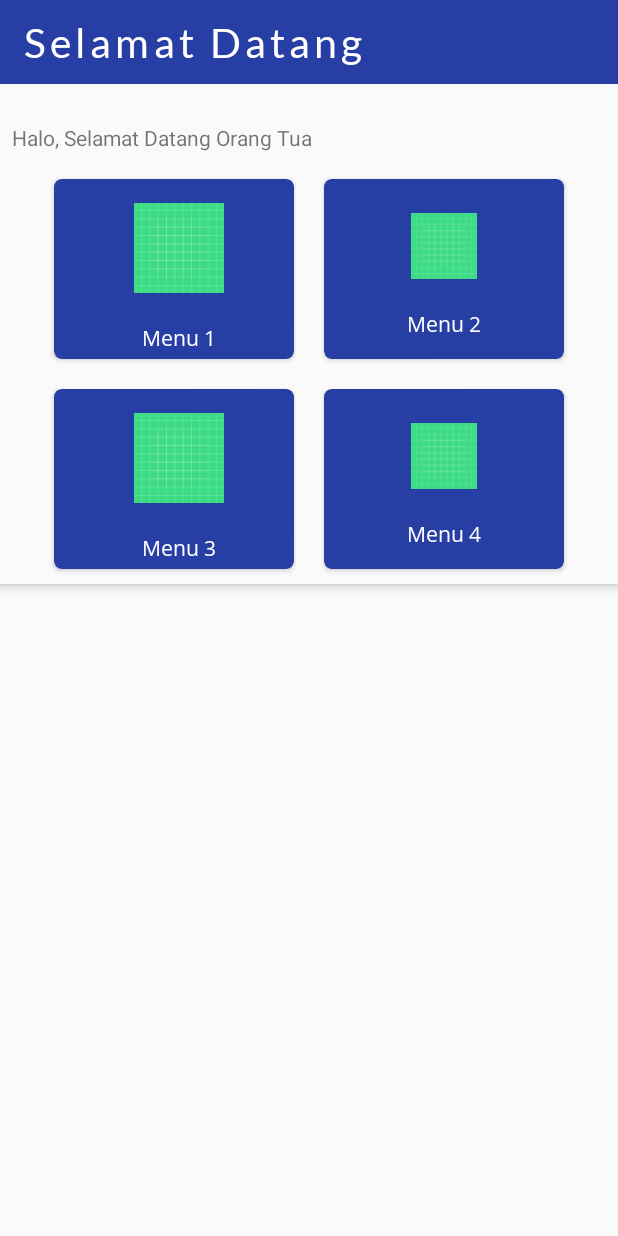
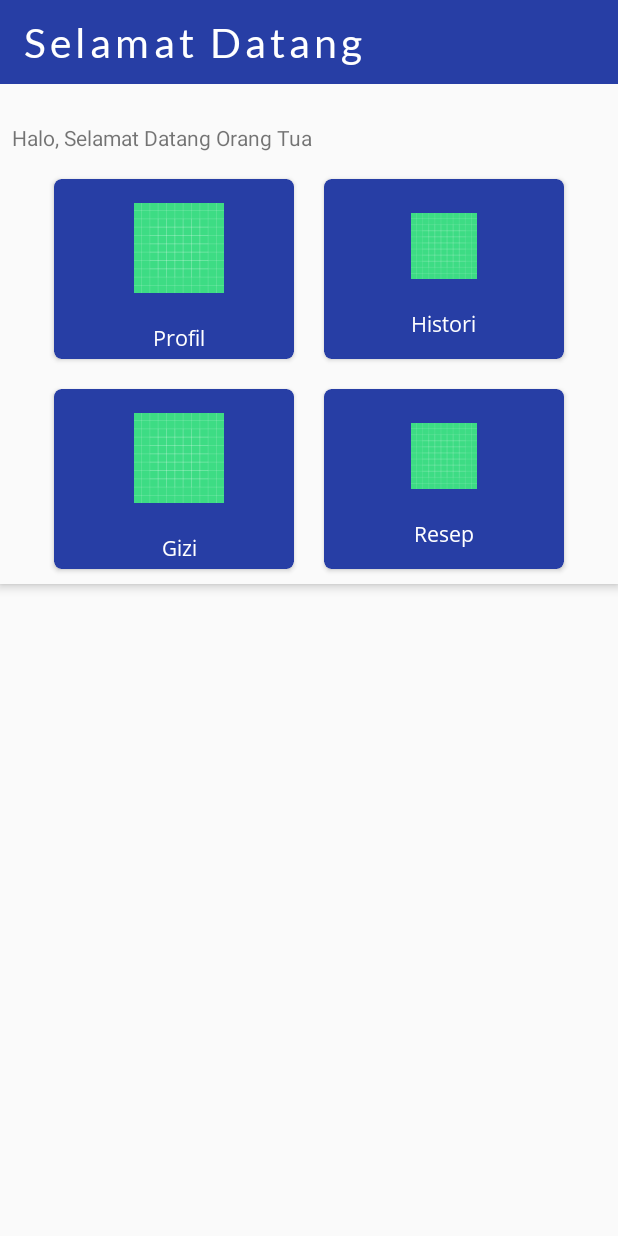
Before and after one commit to muhammadaqilp/BismillahYukBisaYuk, an Android app: the MainActivity screen opened directly, with no data from a screen before it, on a phone screen of 412 x 824 dp. Run offline under Robolectric (Android 15) with nearby library versions, the phone set to English and light mode, and no system bars.

```diff
--- a/app/src/main/res/layout/activity_main.xml
+++ b/app/src/main/res/layout/activity_main.xml
@@ -82,7 +82,7 @@
                             android:layout_height="wrap_content"
                             android:layout_marginTop="10dp"
                             android:fontFamily="@font/open_sans"
-                            android:text="Menu 1"
+                            android:text="Profil"
                             android:textColor="@android:color/white" />
 
                     </LinearLayout>
@@ -115,7 +115,7 @@
                             android:layout_height="wrap_content"
                             android:layout_marginTop="10dp"
                             android:fontFamily="@font/open_sans"
-                            android:text="Menu 2"
+                            android:text="Histori"
                             android:textColor="@android:color/white" />
 
                     </LinearLayout>
@@ -158,7 +158,7 @@
                             android:layout_height="wrap_content"
                             android:layout_marginTop="10dp"
                             android:fontFamily="@font/open_sans"
-                            android:text="Menu 3"
+                            android:text="Gizi"
                             android:textColor="@android:color/white" />
 
                     </LinearLayout>
@@ -191,7 +191,7 @@
                             android:layout_height="wrap_content"
                             android:layout_marginTop="10dp"
                             android:fontFamily="@font/open_sans"
-                            android:text="Menu 4"
+                            android:text="Resep"
                             android:textColor="@android:color/white" />
 
                     </LinearLayout>
--- /dev/null
+++ b/app/src/main/res/layout/item_resep.xml
@@ -0,0 +1,6 @@
+<?xml version="1.0" encoding="utf-8"?>
+<androidx.constraintlayout.widget.ConstraintLayout
+    xmlns:android="http://schemas.android.com/apk/res/android" android:layout_width="match_parent"
+    android:layout_height="match_parent">
+
+</androidx.constraintlayout.widget.ConstraintLayout>
```
Also changed, not shown: app/src/main/res/layout/activity_resep.xml (+7 -1 lines).
